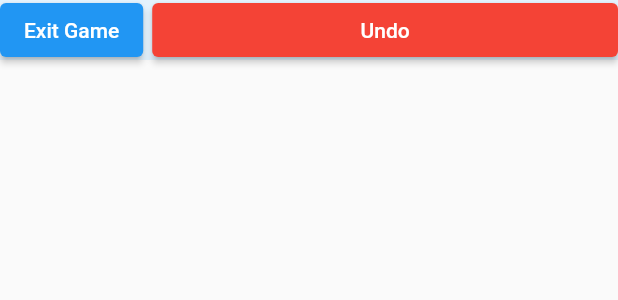
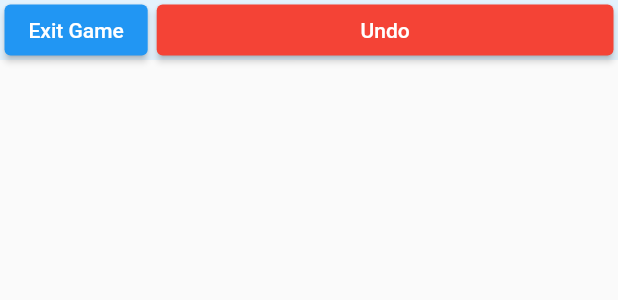
Before and after one commit to betusin/darts-counter, a Flutter app: the GameButtonBar widget shown alone on an empty page, opened directly, on a phone screen of 412 x 824 dp. Shown: the top 300 px of the screen. Run offline on Flutter 3.47's test engine with Material 2 defaults, Android fonts, the light colour scheme and no system bars; our stand-ins replace cloud_firestore, firebase_auth, firebase_core, fl_chart, fluttertoast, get_it and 1 more; missing offline and left inert: firebase_ui_auth; accounts and stored records are empty; generated files the repository leaves out were written again.

Commit message:
fix: padding instead of sizedBoxes

```diff
--- a/lib/widgets/game_state/button_bar.dart
+++ b/lib/widgets/game_state/button_bar.dart
@@ -18,30 +18,27 @@ class GameButtonBar extends StatelessWidget {
           _buildGameBarButton(() {
             Navigator.pop(context);
           }, Colors.blue, 'Exit Game'),
-          SizedBox(width: 6),
           Expanded(
               child: _buildGameBarButton(
                   currentGame.stepBack, Colors.red, 'Undo')),
-          if (currentGame.getGameOver() &&
-              !currentGame.awaitingConfirmation()) ...[
-            SizedBox(width: 6),
+          if (currentGame.getGameOver() && !currentGame.awaitingConfirmation())
             _buildGameBarButton(
-                currentGame.newGameSamePlayers, Colors.blue, 'Next Game')
-          ],
-          if (currentGame.awaitingConfirmation()) ...[
-            SizedBox(width: 6),
+                currentGame.newGameSamePlayers, Colors.blue, 'Next Game'),
+          if (currentGame.awaitingConfirmation())
             _buildGameBarButton(
-                currentGame.confirmTurn, Colors.blue, 'Confirm Score')
-          ]
+                currentGame.confirmTurn, Colors.blue, 'Confirm Score'),
         ],
       ),
     );
   }
 
   Widget _buildGameBarButton(VoidCallback callback, Color col, String text) {
-    return ElevatedButton(
-        onPressed: callback,
-        style: ElevatedButton.styleFrom(backgroundColor: col),
-        child: Text(text));
+    return Padding(
+      padding: const EdgeInsets.all(3),
+      child: ElevatedButton(
+          onPressed: callback,
+          style: ElevatedButton.styleFrom(backgroundColor: col),
+          child: Text(text)),
+    );
   }
 }
```
